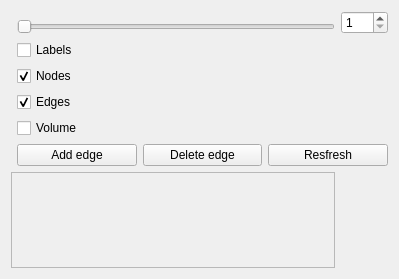
Old version of the form viewer_3d/viewer_3d_controls.ui in the repository Oslandia/albion.
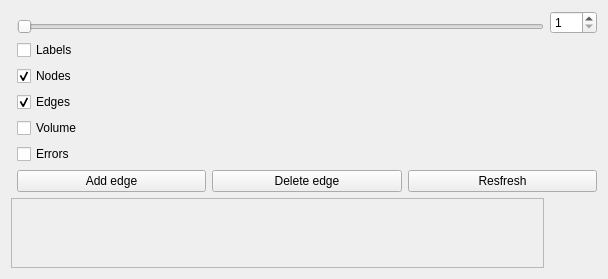
New version of the form. Icons and pictures are not drawn.

```diff
--- a/viewer_3d/viewer_3d_controls.ui
+++ b/viewer_3d/viewer_3d_controls.ui
@@ -6,7 +6,7 @@
    <rect>
     <x>0</x>
     <y>0</y>
-    <width>399</width>
+    <width>608</width>
     <height>279</height>
    </rect>
   </property>
@@ -14,7 +14,7 @@
    <string>Form</string>
   </property>
   <layout class="QGridLayout" name="gridLayout">
-   <item row="8" column="0" colspan="2">
+   <item row="9" column="0" colspan="2">
     <widget class="QScrollArea" name="scrollArea">
      <property name="frameShadow">
       <enum>QFrame::Plain</enum>
@@ -27,8 +27,8 @@
        <rect>
         <x>0</x>
         <y>0</y>
-        <width>325</width>
-        <height>79</height>
+        <width>534</width>
+        <height>51</height>
        </rect>
       </property>
       <layout class="QGridLayout" name="gridLayout_2">
@@ -74,7 +74,7 @@
       <number>1</number>
      </property>
      <property name="maximum">
-      <number>100</number>
+      <number>20</number>
      </property>
      <property name="value">
       <number>1</number>
@@ -97,7 +97,7 @@
      </property>
     </widget>
    </item>
-   <item row="7" column="1" colspan="2">
+   <item row="8" column="1" colspan="2">
     <layout class="QHBoxLayout" name="horizontalLayout">
      <item>
       <widget class="QPushButton" name="addButton">
@@ -159,6 +159,13 @@
      </property>
     </widget>
    </item>
+   <item row="7" column="1">
+    <widget class="QCheckBox" name="errorCheckBox">
+     <property name="text">
+      <string>Errors</string>
+     </property>
+    </widget>
+   </item>
   </layout>
  </widget>
  <resources/>
```
